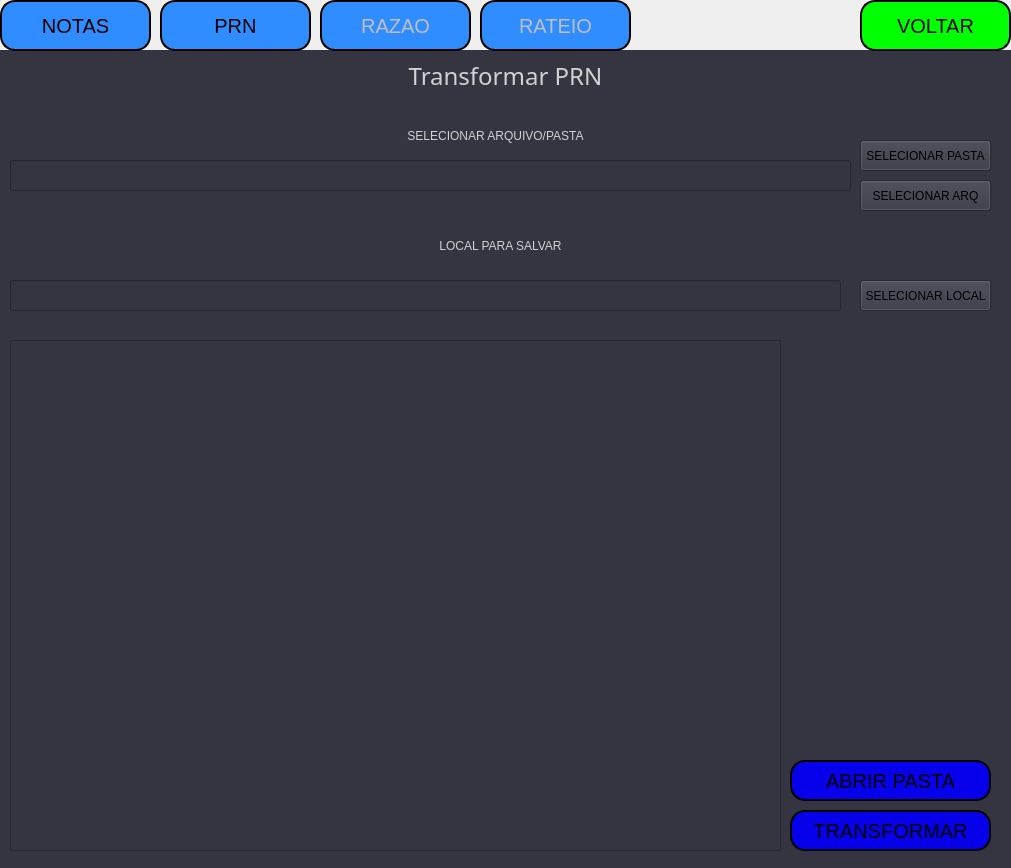
Qt form interface/mainW.ui (AlexandreSilvestrin/Programa-automacao) before a commit.
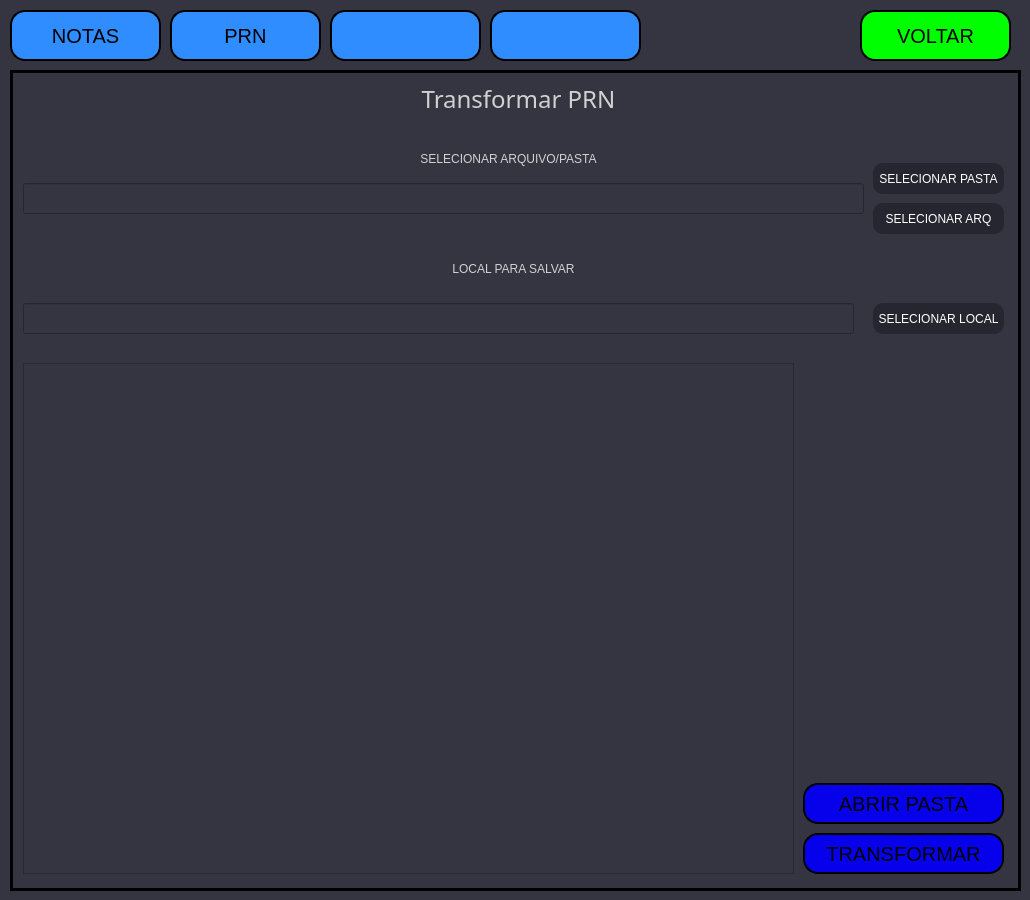
The same form after that commit. The open tabs and pages were chosen to show the change.

```diff
--- a/interface/mainW.ui
+++ b/interface/mainW.ui
@@ -6,8 +6,8 @@
    <rect>
     <x>0</x>
     <y>0</y>
-    <width>1011</width>
-    <height>868</height>
+    <width>1030</width>
+    <height>900</height>
    </rect>
   </property>
   <property name="sizePolicy">
@@ -17,14 +17,17 @@
    </sizepolicy>
   </property>
   <property name="windowTitle">
-   <string>MainWindow</string>
+   <string>XY-auto</string>
+  </property>
+  <property name="styleSheet">
+   <string notr="true">background-color: rgb(52, 53, 65);</string>
   </property>
   <widget class="QWidget" name="centralwidget">
    <widget class="QStackedWidget" name="stackedWidget">
     <property name="geometry">
      <rect>
-      <x>0</x>
-      <y>50</y>
+      <x>10</x>
+      <y>70</y>
       <width>1011</width>
       <height>821</height>
      </rect>
@@ -51,7 +54,12 @@
      <cursorShape>ArrowCursor</cursorShape>
     </property>
     <property name="styleSheet">
-     <string notr="true">background-color: rgb(52, 53, 65);</string>
+     <string notr="true">QStackedWidget{
+	background-color: rgb(52, 53, 65);
+	gridline-color: black;
+	border-style:solid;
+	border-width:3px;
+}</string>
     </property>
     <property name="currentIndex">
      <number>0</number>
@@ -630,6 +638,19 @@
         <height>31</height>
        </rect>
       </property>
+      <property name="styleSheet">
+       <string notr="true">QPushButton {
+	
+	background-color: rgb(37, 38, 47);
+    color: white;
+    border-radius: 10px;
+}
+
+QPushButton:hover {
+	font-size: 12px;
+	background-color: rgb(82, 84, 103);
+}</string>
+      </property>
       <property name="text">
        <string>SELECIONAR ARQ</string>
       </property>
@@ -663,6 +684,19 @@
         <height>31</height>
        </rect>
       </property>
+      <property name="styleSheet">
+       <string notr="true">QPushButton {
+	
+	background-color: rgb(37, 38, 47);
+    color: white;
+    border-radius: 10px;
+}
+
+QPushButton:hover {
+	font-size: 12px;
+	background-color: rgb(82, 84, 103);
+}</string>
+      </property>
       <property name="text">
        <string>SELECIONAR LOCAL</string>
       </property>
@@ -799,6 +833,19 @@
         <height>31</height>
        </rect>
       </property>
+      <property name="styleSheet">
+       <string notr="true">QPushButton {
+	
+	background-color: rgb(37, 38, 47);
+    color: white;
+    border-radius: 10px;
+}
+
+QPushButton:hover {
+	font-size: 12px;
+	background-color: rgb(82, 84, 103);
+}</string>
+      </property>
       <property name="text">
        <string>SELECIONAR PASTA</string>
       </property>
@@ -858,8 +905,8 @@
    <widget class="QPushButton" name="btnNotas">
     <property name="geometry">
      <rect>
-      <x>0</x>
-      <y>0</y>
+      <x>10</x>
+      <y>10</y>
       <width>151</width>
       <height>51</height>
      </rect>
@@ -889,8 +936,8 @@
    <widget class="QPushButton" name="btnPRN">
     <property name="geometry">
      <rect>
-      <x>160</x>
-      <y>0</y>
+      <x>170</x>
+      <y>10</y>
       <width>151</width>
       <height>51</height>
      </rect>
@@ -923,8 +970,8 @@
     </property>
     <property name="geometry">
      <rect>
-      <x>320</x>
-      <y>0</y>
+      <x>330</x>
+      <y>10</y>
       <width>151</width>
       <height>51</height>
      </rect>
@@ -948,7 +995,7 @@
 }</string>
     </property>
     <property name="text">
-     <string>RAZAO</string>
+     <string/>
     </property>
    </widget>
    <widget class="QPushButton" name="btnRateio">
@@ -957,8 +1004,8 @@
     </property>
     <property name="geometry">
      <rect>
-      <x>480</x>
-      <y>0</y>
+      <x>490</x>
+      <y>10</y>
       <width>151</width>
       <height>51</height>
      </rect>
@@ -982,14 +1029,14 @@
 }</string>
     </property>
     <property name="text">
-     <string>RATEIO</string>
+     <string/>
     </property>
    </widget>
    <widget class="QPushButton" name="btnVoltar">
     <property name="geometry">
      <rect>
       <x>860</x>
-      <y>0</y>
+      <y>10</y>
       <width>151</width>
       <height>51</height>
      </rect>
```
Left out of the diff: 49 changed lines with no effect on the pictures.
